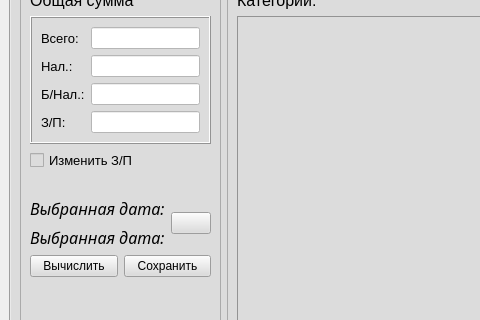
This is mainwindow.ui in yuriybobko/PCReport as Qt 5 draws it before an edit; both pictures show x 0 to 480 and y 133 to 453 of the 880 by 600 pixel window. The edited form follows.
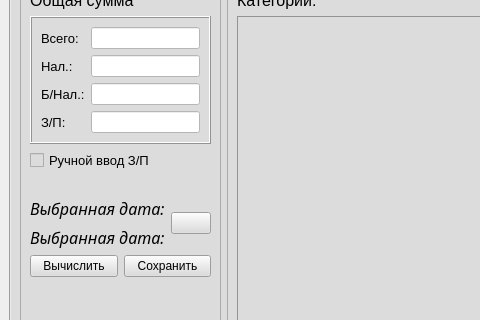
This is the edited form.

The edit to the form file:
```diff
--- a/mainwindow.ui
+++ b/mainwindow.ui
@@ -161,7 +161,7 @@
                   </font>
                  </property>
                  <property name="text">
-                  <string>Изменить З/П</string>
+                  <string>Ручной ввод З/П</string>
                  </property>
                 </widget>
                </item>
```
